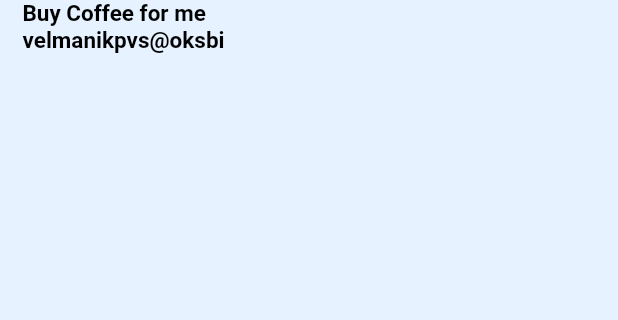
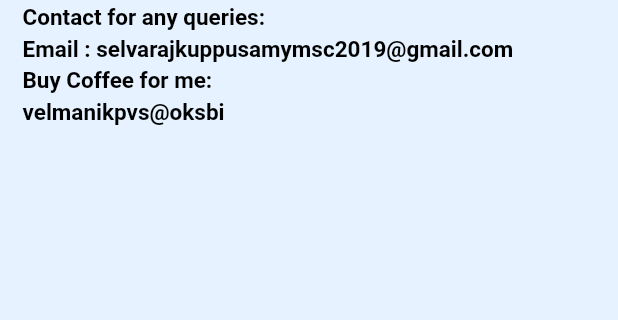
Before and after one commit to selvaraj-kuppusamy/linuxgeek, a Flutter app: the About screen opened directly, on a phone screen of 412 x 824 dp, the part 134-454 px from its top. Run offline on Flutter 3.47's test engine with Material 2 defaults, Android fonts, the phone set to English and light mode, and no system bars.

Commit message:
final code

```diff
--- a/lib/screens/about.dart
+++ b/lib/screens/about.dart
@@ -25,9 +25,14 @@ class _AboutState extends State<About> {
           padding: const EdgeInsets.all(15.0),
           children: const [
                 Text('Linuxgeek is Linux learning application.',style: normaltext1,),
-                Text('Buy Coffee for me',style: darktext3,),
-                Text('velmanikpvs@oksbi',style: darktext3,)
-
+                SizedBox(height: 3.0,),
+                Text('Contact for any queries:',style: darktext3,),
+                 SizedBox(height: 3.0,),
+                Text('Email : selvarajkuppusamymsc2019@gmail.com',style: darktext3,),
+                SizedBox(height: 3.0,),
+                Text('Buy Coffee for me:',style: darktext3,),
+                SizedBox(height: 3.0,),
+                Text('velmanikpvs@oksbi',style: darktext3,),
           ],
         )
       ),
--- a/lib/splashscreen/splashscreen.dart
+++ b/lib/splashscreen/splashscreen.dart
@@ -17,7 +17,7 @@ class _SplashScreenState extends State<SplashScreen> {
     // TODO: implement initState
     super.initState();
     Timer(
-        const Duration(seconds: 10),
+        const Duration(seconds: 2),
             () => {
           Navigator.pushReplacement(context,
               MaterialPageRoute(builder: (context) => const Linux())),
```
Also changed, not shown: 29 other files.
